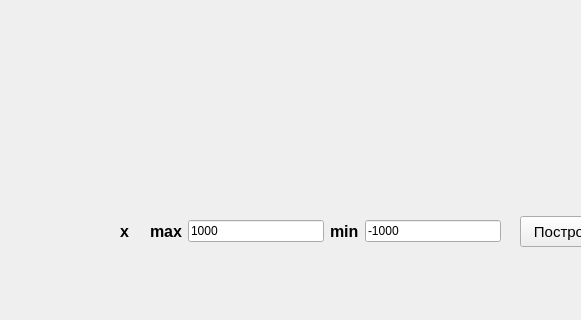
The window that src/graph_window.ui (shii-cchi/calculator_cpp) describes before a commit, drawn with Qt 5; both pictures show x 0 to 581 and y 269 to 589 of the 781 by 589 pixel window.
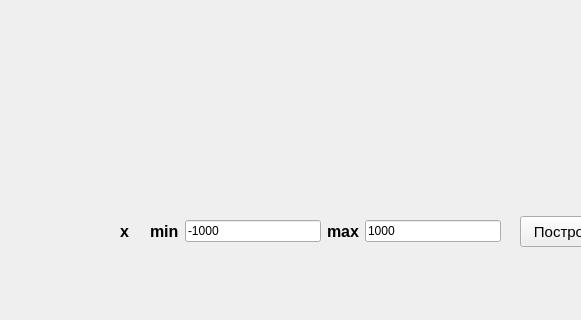
The same window after the commit. Custom widgets are drawn as their Qt base class.

Commit message: add showEvent to set default settings for opened windows

What changed in the file:
```diff
--- a/src/graph_window.ui
+++ b/src/graph_window.ui
@@ -71,27 +71,14 @@
      </rect>
     </property>
     <layout class="QGridLayout" name="gridLayout">
-     <item row="0" column="0">
-      <widget class="QLabel" name="label_max">
-       <property name="font">
-        <font>
-         <pointsize>12</pointsize>
-         <bold>true</bold>
-        </font>
-       </property>
-       <property name="text">
-        <string>max</string>
-       </property>
-      </widget>
-     </item>
-     <item row="0" column="1">
+     <item row="0" column="3">
       <widget class="QLineEdit" name="max_x">
        <property name="text">
         <string>1000</string>
        </property>
       </widget>
      </item>
-     <item row="0" column="2">
+     <item row="0" column="0">
       <widget class="QLabel" name="label_min">
        <property name="font">
         <font>
@@ -104,13 +91,26 @@
        </property>
       </widget>
      </item>
-     <item row="0" column="3">
+     <item row="0" column="1">
       <widget class="QLineEdit" name="min_x">
        <property name="text">
         <string>-1000</string>
        </property>
       </widget>
      </item>
+     <item row="0" column="2">
+      <widget class="QLabel" name="label_max">
+       <property name="font">
+        <font>
+         <pointsize>12</pointsize>
+         <bold>true</bold>
+        </font>
+       </property>
+       <property name="text">
+        <string>max</string>
+       </property>
+      </widget>
+     </item>
     </layout>
    </widget>
    <widget class="QLabel" name="label_err">
```
The commit also changes 6 other files.
